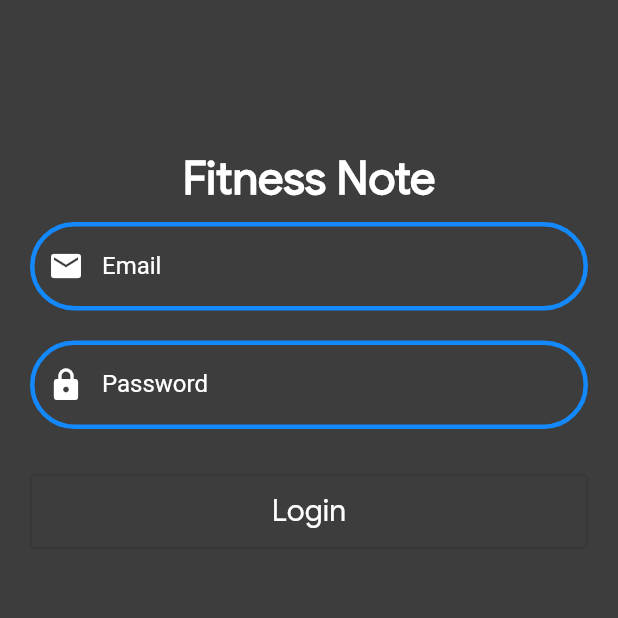
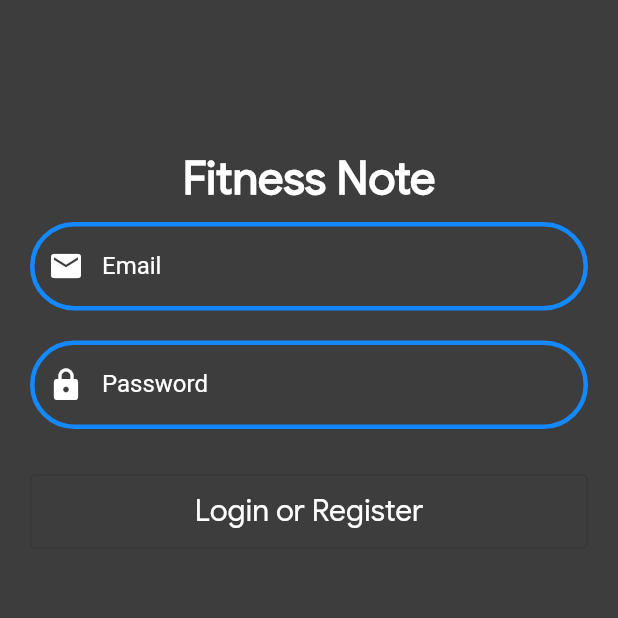
Before and after one commit to xierongchuan/FitnessNote, a Flutter app: the screen it shows after launch, on a phone screen of 412 x 824 dp, the top half of it. Run offline on Flutter 3.47's test engine with Material 2 defaults, Android fonts, the light colour scheme and no system bars; missing offline and left inert: desktop_window.

Commit message:
Initial commit

```diff
--- a/lib/gtl.dart
+++ b/lib/gtl.dart
@@ -4,6 +4,7 @@
 /// Author - Tulenov Temur Pulatovich
 
 import 'package:flutter/material.dart';
+import 'dart:async';
 
 // Variables
 
@@ -28,6 +29,11 @@ const Color mWhiteAlpha = Color(0x88FFFFFF);
 const Color mTransparent = Color(0x00FF00FF);
 
 // Functions
+
+// void mSleep(int milliseconds) {
+//   Timer t;
+//   print();
+// }
 
 OutlinedButton mButton(
     {
--- a/lib/pages/authPage.dart
+++ b/lib/pages/authPage.dart
@@ -12,6 +12,10 @@ class _AuthPageState extends State<AuthPage> {
 
   TextEditingController _emailController = TextEditingController();
   TextEditingController _passwordController = TextEditingController();
+
+  String _email = '';
+  String _password = '';
+  bool showLogin = true;
 
   @override
   Widget build(BuildContext context) {
@@ -56,8 +60,8 @@ class _AuthPageState extends State<AuthPage> {
                 height: 50,
                 width: MediaQuery.of(context).size.width,
                 child: mButton(
-                  child: mText20('Login'),
-                  onPressed: (){print('gg');},
+                  child: mText20(label),
+                  onPressed: func,
                 ),
               ),
             ),
@@ -66,12 +70,20 @@ class _AuthPageState extends State<AuthPage> {
       );
     }
 
+    void _loginOrRegisterUser() {
+      _email = _emailController.text;
+      _password = _passwordController.text;
+
+      _emailController.clear();
+      _passwordController.clear();
+    }
+
     return Scaffold(
       backgroundColor: mGrey,
       body: Column(
         children: <Widget>[
           _logo(),
-          _form('Login', (){}),
+          _form('Login or Register', _loginOrRegisterUser),
         ],
       ),
     );
--- a/lib/pages/mainPage.dart
+++ b/lib/pages/mainPage.dart
@@ -17,12 +17,10 @@ class _MainPageState extends State<MainPage> {
 
   bool isActiveTabBarText = true;
 
-  late Timer timer;
-
   @override
   void initState() {
     super.initState();
-    timer = Timer.periodic(Duration(milliseconds: 10), (Timer t) => update());
+    update();
   }
 
   void update() {
```
